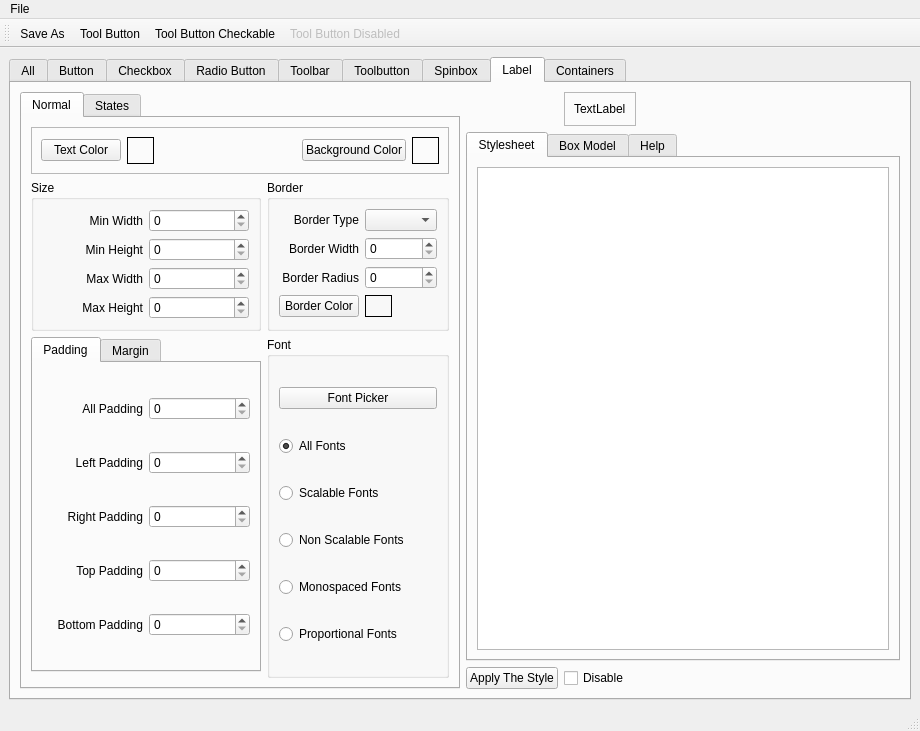
Before: the Qt Designer form flexgui/src/flexqss.ui in jethornton/flexgui, drawn with Qt 5.
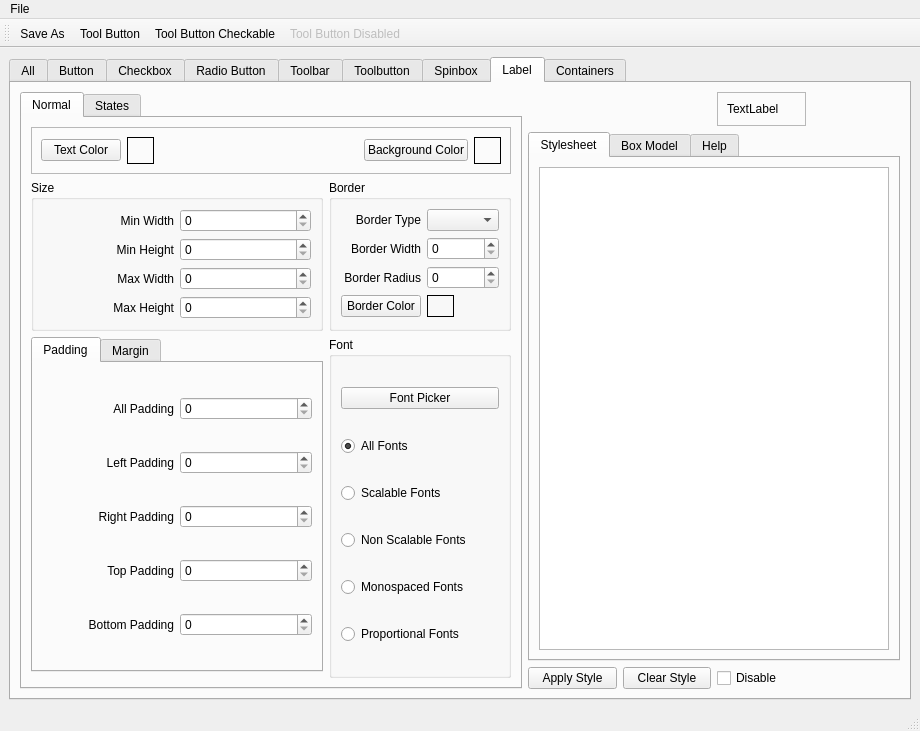
After: the same form once the commit is applied. The open tabs and pages were chosen to show the change.

Commit message: add label clear style

Patch:
```diff
--- a/flexgui/src/flexqss.ui
+++ b/flexgui/src/flexqss.ui
@@ -8004,20 +8004,6 @@
         <string>Label</string>
        </attribute>
        <layout class="QGridLayout" name="gridLayout_33">
-        <item row="2" column="1">
-         <widget class="QPushButton" name="lb_apply_style">
-          <property name="text">
-           <string>Apply The Style</string>
-          </property>
-         </widget>
-        </item>
-        <item row="2" column="2">
-         <widget class="QCheckBox" name="lb_disable">
-          <property name="text">
-           <string>Disable</string>
-          </property>
-         </widget>
-        </item>
         <item row="0" column="0" rowspan="3">
          <widget class="QTabWidget" name="tabWidget_10">
           <property name="currentIndex">
@@ -8951,20 +8937,40 @@
           </widget>
          </widget>
         </item>
+        <item row="2" column="1">
+         <widget class="QPushButton" name="lb_apply_style">
+          <property name="text">
+           <string>Apply Style</string>
+          </property>
+         </widget>
+        </item>
         <item row="2" column="3">
-         <spacer name="horizontalSpacer_3">
-          <property name="orientation">
-           <enum>Qt::Horizontal</enum>
+         <widget class="QCheckBox" name="lb_disable">
+          <property name="text">
+           <string>Disable</string>
           </property>
-          <property name="sizeHint" stdset="0">
-           <size>
-            <width>40</width>
-            <height>20</height>
-           </size>
+         </widget>
+        </item>
+        <item row="0" column="3">
+         <widget class="QFrame" name="frame_3">
+          <property name="frameShape">
+           <enum>QFrame::StyledPanel</enum>
           </property>
-         </spacer>
+          <property name="frameShadow">
+           <enum>QFrame::Raised</enum>
+          </property>
+          <layout class="QVBoxLayout" name="verticalLayout_13">
+           <item>
+            <widget class="QLabel" name="label">
+             <property name="text">
+              <string>TextLabel</string>
+             </property>
+            </widget>
+           </item>
+          </layout>
+         </widget>
         </item>
-        <item row="1" column="1" colspan="3">
+        <item row="1" column="1" colspan="4">
          <widget class="QTabWidget" name="tabWidget_9">
           <property name="currentIndex">
            <number>0</number>
@@ -9021,23 +9027,11 @@
           </widget>
          </widget>
         </item>
-        <item row="0" column="2">
-         <widget class="QFrame" name="frame_3">
-          <property name="frameShape">
-           <enum>QFrame::StyledPanel</enum>
+        <item row="2" column="2">
+         <widget class="QPushButton" name="lb_clear_style">
+          <property name="text">
+           <string>Clear Style</string>
           </property>
-          <property name="frameShadow">
-           <enum>QFrame::Raised</enum>
-          </property>
-          <layout class="QVBoxLayout" name="verticalLayout_13">
-           <item>
-            <widget class="QLabel" name="label">
-             <property name="text">
-              <string>TextLabel</string>
-             </property>
-            </widget>
-           </item>
-          </layout>
          </widget>
         </item>
        </layout>
```
Left out of the diff: 9 changed lines with no effect on the pictures. The commit also changes 1 other file.
